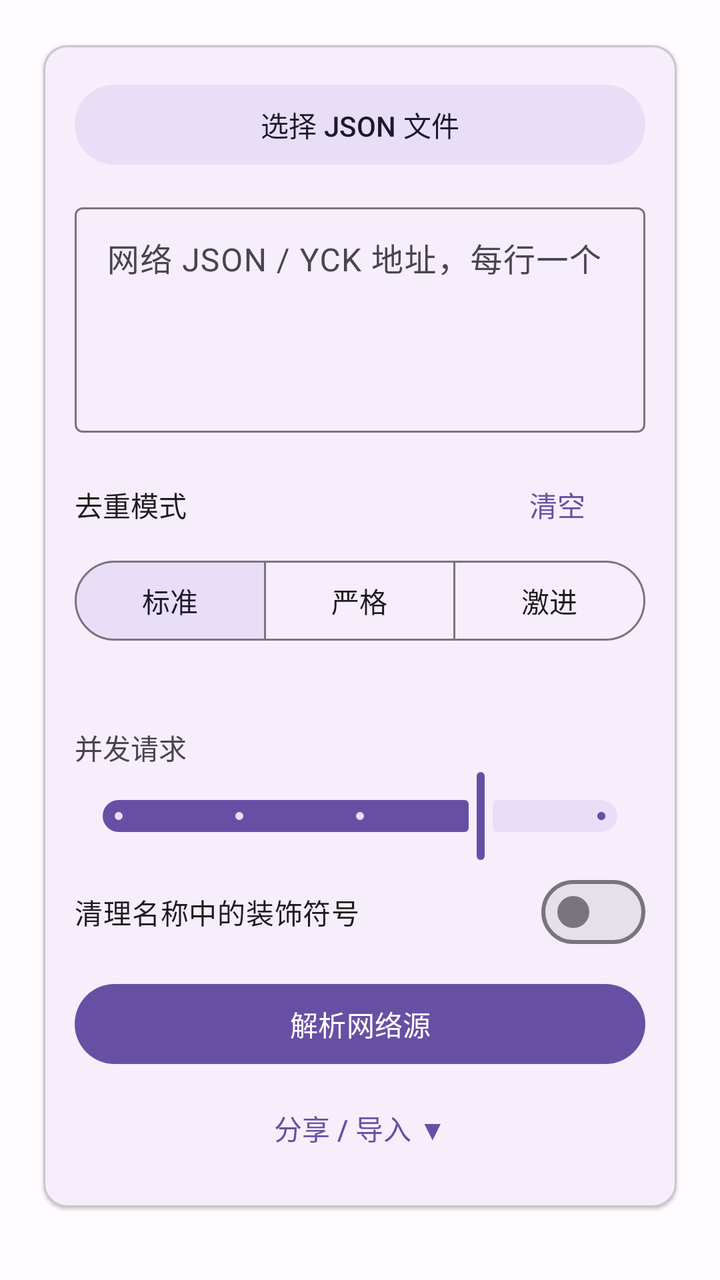
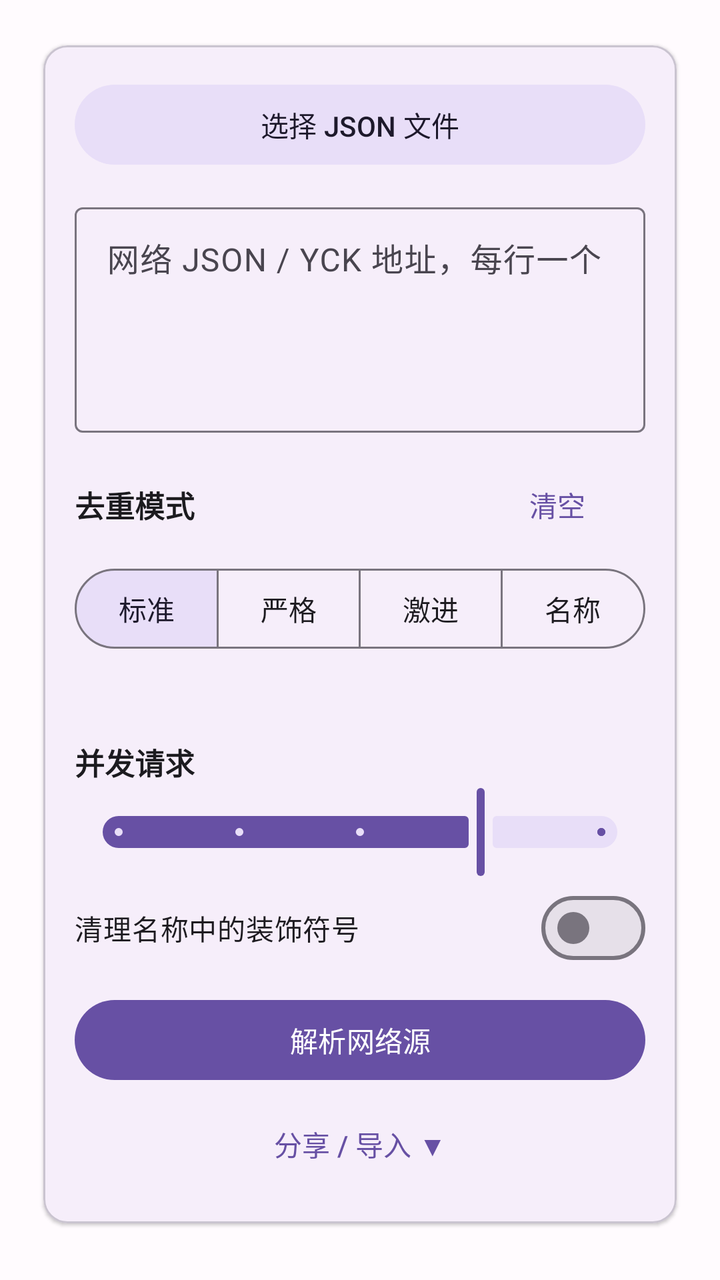

Screens rendered from an Android XML layout before and after an edit, with the pre-edit source and the edit as a unified diff.
<!-- AndroidManifest.xml: application theme Theme.YueduDedupe -->
<!-- res/layout/page_dedupe.xml -->
<?xml version="1.0" encoding="utf-8"?>
<androidx.core.widget.NestedScrollView xmlns:android="http://schemas.android.com/apk/res/android"
    xmlns:app="http://schemas.android.com/apk/res-auto"
    android:layout_width="match_parent"
    android:layout_height="match_parent"
    android:fillViewport="true">

    <LinearLayout
        android:layout_width="match_parent"
        android:layout_height="wrap_content"
        android:orientation="vertical"
        android:padding="16dp">

        <com.google.android.material.card.MaterialCardView
            android:layout_width="match_parent"
            android:layout_height="wrap_content"
            app:cardElevation="1dp"
            app:cardUseCompatPadding="true">

            <LinearLayout
                android:layout_width="match_parent"
                android:layout_height="wrap_content"
                android:orientation="vertical"
                android:padding="16dp">

                <com.google.android.material.button.MaterialButton
                    android:id="@+id/btnChooseJson"
                    style="@style/Widget.Material3.Button.TonalButton"
                    android:layout_width="match_parent"
                    android:layout_height="wrap_content"
                    android:text="@string/choose_json" />

                <TextView
                    android:id="@+id/tvLocalStatus"
                    android:layout_width="match_parent"
                    android:layout_height="wrap_content"
                    android:layout_marginTop="8dp"
                    android:textColor="@color/md_theme_success"
                    android:visibility="gone" />

                <com.google.android.material.button.MaterialButton
                    android:id="@+id/btnUrlHistory"
                    style="@style/Widget.Material3.Button.TextButton"
                    android:layout_width="wrap_content"
                    android:layout_height="wrap_content"
                    android:layout_gravity="end"
                    android:layout_marginTop="4dp"
                    android:text="历史地址"
                    android:visibility="gone" />

                <com.google.android.material.textfield.TextInputLayout
                    android:layout_width="match_parent"
                    android:layout_height="wrap_content"
                    android:layout_marginTop="12dp"
                    android:hint="网络 JSON / YCK 地址，每行一个">

                    <com.google.android.material.textfield.TextInputEditText
                        android:id="@+id/etUrls"
                        android:layout_width="match_parent"
                        android:layout_height="wrap_content"
                        android:gravity="top"
                        android:minLines="4"
                        android:inputType="textMultiLine" />
                </com.google.android.material.textfield.TextInputLayout>

                <LinearLayout
                    android:layout_width="match_parent"
                    android:layout_height="wrap_content"
                    android:layout_marginTop="12dp"
                    android:gravity="center_vertical"
                    android:orientation="horizontal">

                    <TextView
                        android:layout_width="0dp"
                        android:layout_height="wrap_content"
                        android:layout_weight="1"
                        android:text="去重模式"
                        android:textColor="@color/md_theme_on_surface" />

                    <com.google.android.material.button.MaterialButton
                        android:id="@+id/btnClear"
                        style="@style/Widget.Material3.Button.TextButton"
                        android:layout_width="wrap_content"
                        android:layout_height="wrap_content"
                        android:text="@string/clear_all" />
                </LinearLayout>

                <com.google.android.material.button.MaterialButtonToggleGroup
                    android:id="@+id/modeGroup"
                    android:layout_width="match_parent"
                    android:layout_height="wrap_content"
                    app:checkedButton="@+id/modeStandard"
                    app:selectionRequired="true"
                    app:singleSelection="true">

                    <com.google.android.material.button.MaterialButton
                        android:id="@+id/modeStandard"
                        style="@style/Widget.Material3.Button.OutlinedButton"
                        android:layout_width="0dp"
                        android:layout_height="wrap_content"
                        android:layout_weight="1"
                        android:text="标准" />

                    <com.google.android.material.button.MaterialButton
                        android:id="@+id/modeStrict"
                        style="@style/Widget.Material3.Button.OutlinedButton"
                        android:layout_width="0dp"
                        android:layout_height="wrap_content"
                        android:layout_weight="1"
                        android:text="严格" />

                    <com.google.android.material.button.MaterialButton
                        android:id="@+id/modeAggressive"
                        style="@style/Widget.Material3.Button.OutlinedButton"
                        android:layout_width="0dp"
                        android:layout_height="wrap_content"
                        android:layout_weight="1"
                        android:text="激进" />
                </com.google.android.material.button.MaterialButtonToggleGroup>

                <TextView
                    android:id="@+id/tvModeDesc"
                    android:layout_width="match_parent"
                    android:layout_height="wrap_content"
                    android:layout_marginTop="8dp"
                    android:textColor="@color/md_theme_outline" />

                <TextView
                    android:layout_width="match_parent"
                    android:layout_height="wrap_content"
                    android:layout_marginTop="12dp"
                    android:text="并发请求" />

                <com.google.android.material.slider.Slider
                    android:id="@+id/sliderConcurrency"
                    android:layout_width="match_parent"
                    android:layout_height="wrap_content"
                    android:valueFrom="1"
                    android:valueTo="5"
                    android:stepSize="1"
                    android:value="4" />

                <com.google.android.material.materialswitch.MaterialSwitch
                    android:id="@+id/switchCleanNames"
                    android:layout_width="match_parent"
                    android:layout_height="wrap_content"
                    android:text="清理名称中的装饰符号" />

                <com.google.android.material.button.MaterialButton
                    android:id="@+id/btnParse"
                    android:layout_width="match_parent"
                    android:layout_height="wrap_content"
                    android:layout_marginTop="8dp"
                    android:text="@string/parse_network" />

                <com.google.android.material.button.MaterialButton
                    android:id="@+id/btnShare"
                    style="@style/Widget.Material3.Button.TextButton"
                    android:layout_width="match_parent"
                    android:layout_height="wrap_content"
                    android:layout_marginTop="4dp"
                    android:text="分享 / 导入 ▼" />
            </LinearLayout>
        </com.google.android.material.card.MaterialCardView>

        <com.google.android.material.card.MaterialCardView
            android:id="@+id/cardRunning"
            android:layout_width="match_parent"
            android:layout_height="wrap_content"
            android:visibility="gone"
            app:cardUseCompatPadding="true">

            <LinearLayout
                android:layout_width="match_parent"
                android:layout_height="wrap_content"
                android:orientation="vertical"
                android:padding="16dp">

                <TextView
                    android:id="@+id/tvProgress"
                    android:layout_width="match_parent"
                    android:layout_height="wrap_content"
                    android:text="等待开始" />

                <com.google.android.material.progressindicator.LinearProgressIndicator
                    android:id="@+id/progressBar"
                    android:layout_width="match_parent"
                    android:layout_height="wrap_content"
                    android:layout_marginTop="8dp"
                    android:indeterminate="false"
                    app:trackThickness="6dp" />

                <TextView
                    android:id="@+id/tvStatus"
                    android:layout_width="match_parent"
                    android:layout_height="wrap_content"
                    android:layout_marginTop="8dp"
                    android:textColor="@color/md_theme_outline" />

                <com.google.android.material.button.MaterialButton
                    android:id="@+id/btnStop"
                    style="@style/Widget.Material3.Button.OutlinedButton"
                    android:layout_width="match_parent"
                    android:layout_height="wrap_content"
                    android:layout_marginTop="8dp"
                    android:text="停止" />
            </LinearLayout>
        </com.google.android.material.card.MaterialCardView>

        <com.google.android.material.card.MaterialCardView
            android:id="@+id/cardResult"
            android:layout_width="match_parent"
            android:layout_height="wrap_content"
            android:visibility="gone"
            app:cardUseCompatPadding="true">

            <LinearLayout
                android:layout_width="match_parent"
                android:layout_height="wrap_content"
                android:orientation="vertical"
                android:padding="16dp">

                <TextView
                    android:id="@+id/tvStats"
                    android:layout_width="match_parent"
                    android:layout_height="wrap_content"
                    android:fontFamily="sans-serif-medium"
                    android:textColor="@color/ledger_ink"
                    android:textSize="16sp" />

                <LinearLayout
                    android:id="@+id/rowDedupeTiles"
                    android:layout_width="match_parent"
                    android:layout_height="wrap_content"
                    android:layout_marginTop="10dp"
                    android:orientation="horizontal">

                    <include
                        android:id="@+id/tileOriginal"
                        layout="@layout/item_stat_tile"
                        android:layout_width="0dp"
                        android:layout_height="wrap_content"
                        android:layout_margin="4dp"
                        android:layout_weight="1" />

                    <include
                        android:id="@+id/tileDup"
                        layout="@layout/item_stat_tile"
                        android:layout_width="0dp"
                        android:layout_height="wrap_content"
                        android:layout_margin="4dp"
                        android:layout_weight="1" />

                    <include
                        android:id="@+id/tileKept"
                        layout="@layout/item_stat_tile"
                        android:layout_width="0dp"
                        android:layout_height="wrap_content"
                        android:layout_margin="4dp"
                        android:layout_weight="1" />

                    <include
                        android:id="@+id/tileBad"
                        layout="@layout/item_stat_tile"
                        android:layout_width="0dp"
                        android:layout_height="wrap_content"
                        android:layout_margin="4dp"
                        android:layout_weight="1" />
                </LinearLayout>

                <TextView
                    android:id="@+id/tvCheckStats"
                    android:layout_width="match_parent"
                    android:layout_height="wrap_content"
                    android:layout_marginTop="12dp"
                    android:fontFamily="sans-serif-medium"
                    android:text="@string/check_result_title"
                    android:textColor="@color/ledger_ink"
                    android:textSize="13sp"
                    android:visibility="gone" />

                <com.google.android.material.textfield.TextInputLayout
                    android:id="@+id/tilCheckSearch"
                    style="@style/Widget.Material3.TextInputLayout.FilledBox"
                    android:layout_width="match_parent"
                    android:layout_height="wrap_content"
                    android:layout_marginTop="8dp"
                    android:hint="搜索名称或URL"
                    android:visibility="gone"
                    app:boxBackgroundMode="filled"
                    app:endIconMode="clear_text">

                    <com.google.android.material.textfield.TextInputEditText
                        android:id="@+id/etCheckSearch"
                        android:layout_width="match_parent"
                        android:layout_height="wrap_content"
                        android:importantForAutofill="no"
                        android:inputType="text"
                        android:maxLines="1" />
                </com.google.android.material.textfield.TextInputLayout>

                <LinearLayout
                    android:id="@+id/rowCheckTiles"
                    android:layout_width="match_parent"
                    android:layout_height="wrap_content"
                    android:layout_marginTop="4dp"
                    android:orientation="horizontal"
                    android:visibility="gone">

                    <include
                        android:id="@+id/tileOk"
                        layout="@layout/item_stat_tile"
                        android:layout_width="0dp"
                        android:layout_height="wrap_content"
                        android:layout_margin="4dp"
                        android:layout_weight="1" />

                    <include
                        android:id="@+id/tileFail"
                        layout="@layout/item_stat_tile"
                        android:layout_width="0dp"
                        android:layout_height="wrap_content"
                        android:layout_margin="4dp"
                        android:layout_weight="1" />

                    <include
                        android:id="@+id/tileTimeout"
                        layout="@layout/item_stat_tile"
                        android:layout_width="0dp"
                        android:layout_height="wrap_content"
                        android:layout_margin="4dp"
                        android:layout_weight="1" />
                </LinearLayout>

                <TextView
                    android:id="@+id/tvFailReasons"
                    android:layout_width="match_parent"
                    android:layout_height="wrap_content"
                    android:layout_marginTop="8dp"
                    android:textColor="@color/md_theme_error"
                    android:textSize="13sp"
                    android:visibility="gone" />

                <com.google.android.material.button.MaterialButton
                    android:id="@+id/btnCheckDetail"
                    style="@style/Widget.Material3.Button.TextButton"
                    android:layout_width="match_parent"
                    android:layout_height="wrap_content"
                    android:layout_marginTop="4dp"
                    android:text="校验明细"
                    android:visibility="gone" />

                <LinearLayout
                    android:id="@+id/boxKindExport"
                    android:layout_width="match_parent"
                    android:layout_height="wrap_content"
                    android:layout_marginTop="8dp"
                    android:orientation="vertical"
                    android:visibility="gone">

                    <TextView
                        android:layout_width="match_parent"
                        android:layout_height="wrap_content"
                        android:layout_marginTop="8dp"
                        android:fontFamily="sans-serif-medium"
                        android:text="@string/export_kinds"
                        android:textColor="@color/ledger_ink"
                        android:textSize="13sp" />

                    <include
                        android:id="@+id/rowKindNovel"
                        layout="@layout/item_kind_export" />

                    <include
                        android:id="@+id/rowKindComic"
                        layout="@layout/item_kind_export" />

                    <include
                        android:id="@+id/rowKindVideo"
                        layout="@layout/item_kind_export" />

                    <include
                        android:id="@+id/rowKindAudio"
                        layout="@layout/item_kind_export" />

                    <include
                        android:id="@+id/rowKindFile"
                        layout="@layout/item_kind_export" />

                    <TextView
                        android:id="@+id/tvExportPreview"
                        android:layout_width="match_parent"
                        android:layout_height="wrap_content"
                        android:layout_marginTop="10dp"
                        android:textColor="@color/ledger_muted"
                        android:textSize="13sp" />
                </LinearLayout>

                <com.google.android.material.button.MaterialButton
                    android:id="@+id/btnCheck"
                    style="@style/Widget.Material3.Button.TonalButton"
                    android:layout_width="match_parent"
                    android:layout_height="wrap_content"
                    android:layout_marginTop="12dp"
                    android:text="@string/check_source" />

                <com.google.android.material.materialswitch.MaterialSwitch
                    android:id="@+id/switchOnlyUsable"
                    android:layout_width="match_parent"
                    android:layout_height="wrap_content"
                    android:layout_marginTop="8dp"
                    android:text="@string/only_usable"
                    android:visibility="gone" />

                <LinearLayout
                    android:layout_width="match_parent"
                    android:layout_height="wrap_content"
                    android:layout_marginTop="8dp"
                    android:orientation="horizontal">

                    <com.google.android.material.button.MaterialButton
                        android:id="@+id/btnImport"
                        android:layout_width="0dp"
                        android:layout_height="wrap_content"
                        android:layout_weight="1"
                        android:layout_marginEnd="4dp"
                        android:text="@string/import_reader" />

                    <com.google.android.material.button.MaterialButton
                        android:id="@+id/btnSave"
                        style="@style/Widget.Material3.Button.OutlinedButton"
                        android:layout_width="0dp"
                        android:layout_height="wrap_content"
                        android:layout_weight="1"
                        android:layout_marginStart="4dp"
                        android:text="@string/save_json" />
                </LinearLayout>

                <com.google.android.material.button.MaterialButton
                    android:id="@+id/btnExport"
                    style="@style/Widget.Material3.Button.TonalButton"
                    android:layout_width="match_parent"
                    android:layout_height="wrap_content"
                    android:layout_marginTop="8dp"
                    android:text="导出 ▼"
                    android:visibility="gone" />
            </LinearLayout>
        </com.google.android.material.card.MaterialCardView>
    </LinearLayout>
</androidx.core.widget.NestedScrollView>
<!-- res/layout/item_stat_tile.xml (included above) -->
<?xml version="1.0" encoding="utf-8"?>
<com.google.android.material.card.MaterialCardView xmlns:android="http://schemas.android.com/apk/res/android"
    xmlns:app="http://schemas.android.com/apk/res-auto"
    android:layout_width="0dp"
    android:layout_height="wrap_content"
    android:layout_margin="4dp"
    android:layout_weight="1"
    app:cardBackgroundColor="@color/ledger_paper"
    app:cardCornerRadius="12dp"
    app:cardElevation="0dp"
    app:strokeColor="@color/ledger_rule"
    app:strokeWidth="1dp">

    <LinearLayout
        android:layout_width="match_parent"
        android:layout_height="wrap_content"
        android:gravity="center"
        android:orientation="vertical"
        android:paddingTop="10dp"
        android:paddingBottom="10dp">

        <TextView
            android:id="@+id/tvStatValue"
            android:layout_width="wrap_content"
            android:layout_height="wrap_content"
            android:fontFamily="sans-serif-medium"
            android:text="0"
            android:textColor="@color/ledger_ink"
            android:textSize="20sp" />

        <TextView
            android:id="@+id/tvStatLabel"
            android:layout_width="wrap_content"
            android:layout_height="wrap_content"
            android:layout_marginTop="2dp"
            android:textColor="@color/ledger_muted"
            android:textSize="11sp" />
    </LinearLayout>
</com.google.android.material.card.MaterialCardView>
<!-- res/layout/item_kind_export.xml (included above) -->
<?xml version="1.0" encoding="utf-8"?>
<com.google.android.material.card.MaterialCardView xmlns:android="http://schemas.android.com/apk/res/android"
    xmlns:app="http://schemas.android.com/apk/res-auto"
    android:layout_width="match_parent"
    android:layout_height="wrap_content"
    android:layout_marginTop="8dp"
    app:cardBackgroundColor="@color/ledger_paper"
    app:cardCornerRadius="14dp"
    app:cardElevation="0dp"
    app:strokeColor="@color/ledger_rule"
    app:strokeWidth="1dp">

    <LinearLayout
        android:layout_width="match_parent"
        android:layout_height="wrap_content"
        android:gravity="center_vertical"
        android:orientation="horizontal"
        android:paddingEnd="8dp">

        <View
            android:id="@+id/kindRail"
            android:layout_width="5dp"
            android:layout_height="match_parent"
            android:minHeight="64dp"
            android:background="@color/md_theme_primary" />

        <LinearLayout
            android:layout_width="0dp"
            android:layout_height="wrap_content"
            android:layout_weight="1"
            android:orientation="vertical"
            android:paddingStart="12dp"
            android:paddingTop="10dp"
            android:paddingEnd="8dp"
            android:paddingBottom="10dp">

            <TextView
                android:id="@+id/tvKindTitle"
                android:layout_width="match_parent"
                android:layout_height="wrap_content"
                android:fontFamily="sans-serif-medium"
                android:textColor="@color/ledger_ink"
                android:textSize="15sp" />

            <TextView
                android:id="@+id/tvKindDetail"
                android:layout_width="match_parent"
                android:layout_height="wrap_content"
                android:layout_marginTop="2dp"
                android:textColor="@color/ledger_muted"
                android:textSize="12sp" />

            <com.google.android.material.progressindicator.LinearProgressIndicator
                android:id="@+id/barKind"
                android:layout_width="match_parent"
                android:layout_height="wrap_content"
                android:layout_marginTop="8dp"
                android:max="100"
                android:progress="0"
                app:indicatorColor="@color/md_theme_primary"
                app:trackColor="@color/md_theme_surface_variant"
                app:trackThickness="5dp"
                app:trackCornerRadius="3dp" />
        </LinearLayout>

        <com.google.android.material.materialswitch.MaterialSwitch
            android:id="@+id/switchKind"
            android:layout_width="wrap_content"
            android:layout_height="wrap_content"
            android:checked="true"
            android:minWidth="48dp"
            android:minHeight="48dp" />
    </LinearLayout>
</com.google.android.material.card.MaterialCardView>
<!-- resources referenced by this layout -->
<resources>
  <color name="ledger_ink">#1C1B1F</color>
  <color name="ledger_muted">#79747E</color>
  <color name="ledger_paper">#EADDFF</color>
  <color name="ledger_rule">#E7E0EC</color>
  <color name="md_theme_error">#B3261E</color>
  <color name="md_theme_on_surface">#1C1B1F</color>
  <color name="md_theme_outline">#79747E</color>
  <color name="md_theme_primary">#6750A4</color>
  <color name="md_theme_success">#2E7D32</color>
  <color name="md_theme_surface_variant">#E7E0EC</color>
  <string name="check_result_title">校验结果</string>
  <string name="check_source">校验源是否可用</string>
  <string name="choose_json">选择 JSON 文件</string>
  <string name="clear_all">清空</string>
  <string name="export_kinds">导入 / 保存范围</string>
  <string name="import_reader">导入到阅读</string>
  <string name="only_usable">仅导出可用源</string>
  <string name="parse_network">解析网络源</string>
  <string name="save_json">保存 JSON</string>
  <style name="Theme.YueduDedupe" parent="Theme.Material3.DayNight.NoActionBar">
          <item name="colorPrimary">@color/md_theme_primary</item>
          <item name="colorOnPrimary">@color/md_theme_on_primary</item>
          <item name="colorPrimaryContainer">@color/md_theme_primary_container</item>
          <item name="colorSecondary">@color/md_theme_secondary</item>
          <item name="android:statusBarColor">@color/md_theme_surface</item>
          <item name="android:navigationBarColor">@color/md_theme_surface</item>
          <item name="android:windowLightStatusBar">true</item>
          <item name="android:windowBackground">@color/md_theme_background</item>
      </style>
  <color name="md_theme_on_primary">#FFFFFF</color>
  <color name="md_theme_primary_container">#EADDFF</color>
  <color name="md_theme_secondary">#625B71</color>
  <color name="md_theme_surface">#FFFBFE</color>
  <color name="md_theme_background">#FFFBFE</color>
</resources>

<!-- the commit's change to res/layout/page_dedupe.xml (unified diff, before → after) -->
@@ -75,7 +75,9 @@
                         android:layout_height="wrap_content"
                         android:layout_weight="1"
                         android:text="去重模式"
-                        android:textColor="@color/md_theme_on_surface" />
+                        android:textColor="@color/md_theme_on_surface"
+                        android:textSize="15sp"
+                        android:textStyle="bold" />
 
                     <com.google.android.material.button.MaterialButton
                         android:id="@+id/btnClear"
@@ -89,6 +91,7 @@
                     android:id="@+id/modeGroup"
                     android:layout_width="match_parent"
                     android:layout_height="wrap_content"
+                    android:layout_marginTop="4dp"
                     app:checkedButton="@+id/modeStandard"
                     app:selectionRequired="true"
                     app:singleSelection="true">
@@ -99,6 +102,8 @@
                         android:layout_width="0dp"
                         android:layout_height="wrap_content"
                         android:layout_weight="1"
+                        android:minWidth="0dp"
+                        android:padding="4dp"
                         android:text="标准" />
 
                     <com.google.android.material.button.MaterialButton
@@ -107,6 +112,8 @@
                         android:layout_width="0dp"
                         android:layout_height="wrap_content"
                         android:layout_weight="1"
+                        android:minWidth="0dp"
+                        android:padding="4dp"
                         android:text="严格" />
 
                     <com.google.android.material.button.MaterialButton
@@ -115,7 +122,19 @@
                         android:layout_width="0dp"
                         android:layout_height="wrap_content"
                         android:layout_weight="1"
+                        android:minWidth="0dp"
+                        android:padding="4dp"
                         android:text="激进" />
+
+                    <com.google.android.material.button.MaterialButton
+                        android:id="@+id/modeName"
+                        style="@style/Widget.Material3.Button.OutlinedButton"
+                        android:layout_width="0dp"
+                        android:layout_height="wrap_content"
+                        android:layout_weight="1"
+                        android:minWidth="0dp"
+                        android:padding="4dp"
+                        android:text="名称" />
                 </com.google.android.material.button.MaterialButtonToggleGroup>
 
                 <TextView
@@ -123,13 +142,20 @@
                     android:layout_width="match_parent"
                     android:layout_height="wrap_content"
                     android:layout_marginTop="8dp"
-                    android:textColor="@color/md_theme_outline" />
+                    android:layout_marginBottom="4dp"
+                    android:textColor="@color/md_theme_on_surface"
+                    android:textSize="13sp"
+                    android:alpha="0.7"
+                    android:lineSpacingExtra="3dp" />
 
                 <TextView
                     android:layout_width="match_parent"
                     android:layout_height="wrap_content"
                     android:layout_marginTop="12dp"
-                    android:text="并发请求" />
+                    android:text="并发请求"
+                    android:textColor="@color/md_theme_on_surface"
+                    android:textSize="15sp"
+                    android:textStyle="bold" />
 
                 <com.google.android.material.slider.Slider
                     android:id="@+id/sliderConcurrency"
